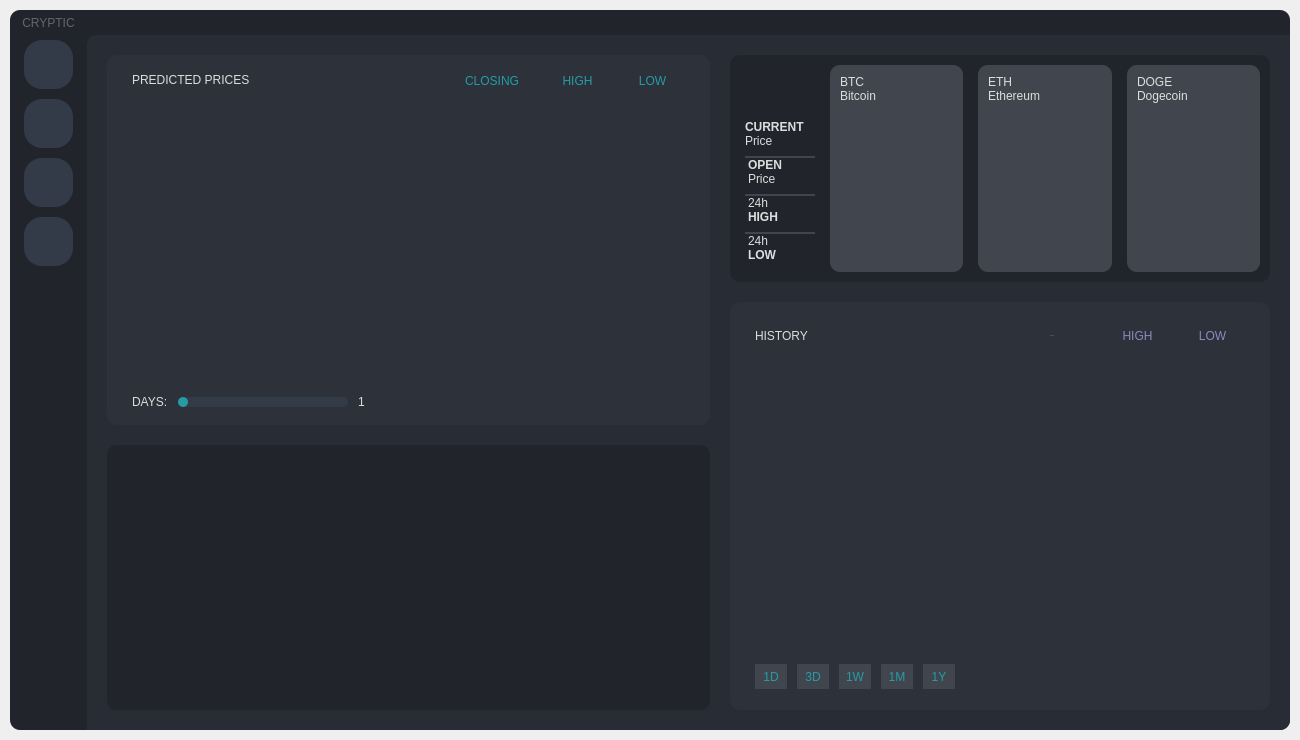
Qt form user/ui_files/main.ui (CRYPTIC-THESIS/gui) before a commit.
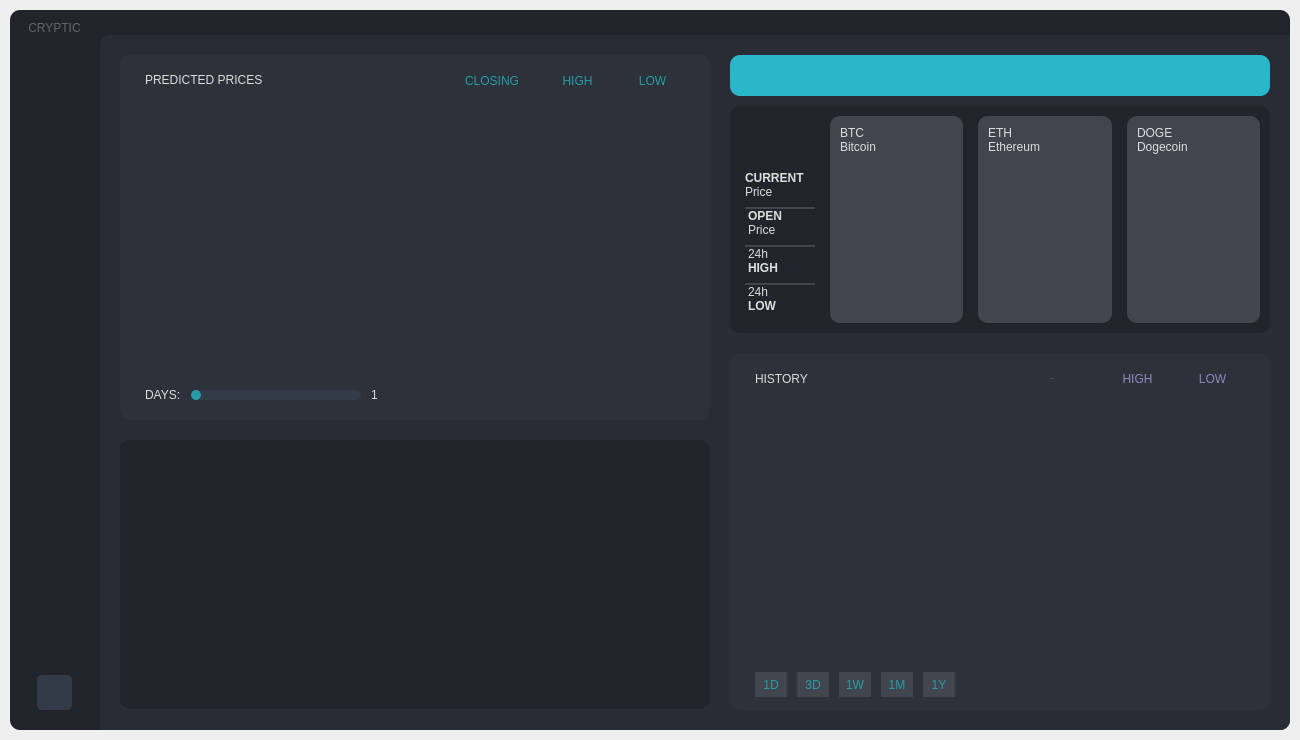
The same form after that commit. The open tabs and pages were chosen to show the change. Icons and pictures are not drawn. Custom widgets are drawn as their Qt base class.

```diff
--- a/user/ui_files/main.ui
+++ b/user/ui_files/main.ui
@@ -31,19 +31,19 @@
 	border-bottom-right-radius: 10px;
 }
 
-#bgApp QPushButton {
+#content QPushButton {
 	color: #259CA5;
 	font: 13px &quot;Segoe UI BOLD&quot;;
 	/* border: 2px solid rgb(52, 59, 72); */
 	border-radius: 10px;	
 	background-color: rgb(52, 59, 72);
 }
-#bgApp QPushButton:hover {
+#content QPushButton:hover {
 	background-color: rgb(57, 65, 80);
 	border: 2px solid rgb(61, 70, 86);
 	color: #DDDDDD;
 }
-#bgApp QPushButton:pressed {	
+#content QPushButton:pressed {	
 	background-color: rgb(35, 40, 49);
 	border: 2px solid rgb(43, 50, 61);
 	color: #DDDDDD;
@@ -57,6 +57,7 @@
 /* /////////////////////////////////////////////////////////////////////////////////////////////////
 Tooltip */
 QToolTip {
+	background: none;
 	color: #ffffff;
 	background-color: rgba(33, 37, 43, 180);
 	border: 1px solid rgb(44, 49, 58);
@@ -121,6 +122,52 @@
 }
 
 /* /////////////////////////////////////////////////////////////////////////////////////////////////
+QTableWidget */
+QTableWidget {	
+	background-color: transparent;
+	padding: 10px;
+	border-radius: 5px;
+	gridline-color: rgb(51, 56, 64);/*rgb(44, 49, 58);*/
+	border-bottom: 1px solid rgb(44, 49, 60);
+}
+
+QTableWidget QTableCornerButton::section {background-color: transparent; }
+
+QTableWidget::item{
+	border-color: rgb(44, 49, 60);
+	padding-left: 5px;
+	padding-right: 5px;
+	gridline-color: rgb(44, 49, 60);
+}
+QTableWidget::item:selected{
+	background-color: #2AB7CA;
+}
+QHeaderView::section{
+	background-color: transparent;
+	/* max-width: 30px;
+	border: 1px solid rgb(44, 49, 58);*/
+	border-style: none;
+    border-bottom: 1px solid rgb(44, 49, 60);
+    border-right: 1px solid rgb(44, 49, 60);
+}
+/*QTableWidget::horizontalHeader {	
+	background-color: rgb(33, 37, 43);
+}*/
+QHeaderView::section:horizontal
+{
+    /*border: 1px solid rgb(33, 37, 43);*/
+	background-color: transparent;
+	padding: 3px;
+	border-top-left-radius: 7px;
+    border-top-right-radius: 7px;
+}
+/* QHeaderView::section:vertical
+{
+    border: 1px solid rgb(44, 49, 60);
+}*/
+
+
+/* /////////////////////////////////////////////////////////////////////////////////////////////////
 LineEdit */
 QLineEdit {
 	background-color: rgb(33, 37, 43);
@@ -281,16 +328,19 @@
         <widget class="QFrame" name="sideMenu">
          <property name="minimumSize">
           <size>
-           <width>77</width>
+           <width>90</width>
            <height>0</height>
           </size>
          </property>
          <property name="maximumSize">
           <size>
-           <width>77</width>
+           <width>100</width>
            <height>16777215</height>
           </size>
          </property>
+         <property name="styleSheet">
+          <string notr="true"/>
+         </property>
          <property name="frameShape">
           <enum>QFrame::NoFrame</enum>
          </property>
@@ -313,7 +363,7 @@
           <property name="bottomMargin">
            <number>0</number>
           </property>
-          <item>
+          <item alignment="Qt::AlignHCenter">
            <widget class="QFrame" name="frame_4">
             <property name="maximumSize">
              <size>
@@ -327,7 +377,7 @@
             <property name="frameShadow">
              <enum>QFrame::Raised</enum>
             </property>
-            <layout class="QVBoxLayout" name="verticalLayout_19">
+            <layout class="QHBoxLayout" name="horizontalLayout_18">
              <property name="spacing">
               <number>0</number>
              </property>
@@ -343,13 +393,13 @@
              <property name="bottomMargin">
               <number>0</number>
              </property>
-             <item>
+             <item alignment="Qt::AlignBottom">
               <widget class="QLabel" name="label_16">
                <property name="toolTip">
                 <string>Welcome to CRYPTIC!</string>
                </property>
                <property name="styleSheet">
-                <string notr="true">font: 10pt &quot;Segoe UI Semibold&quot;;
+                <string notr="true">font: 12pt &quot;Segoe UI Semibold&quot;;
 color: rgba(221, 221, 221, 0.35);</string>
                </property>
                <property name="text">
@@ -364,104 +414,6 @@
            </widget>
           </item>
           <item alignment="Qt::AlignTop">
-           <widget class="QFrame" name="menuButtons">
-            <property name="styleSheet">
-             <string notr="true"/>
-            </property>
-            <property name="frameShape">
-             <enum>QFrame::NoFrame</enum>
-            </property>
-            <property name="frameShadow">
-             <enum>QFrame::Raised</enum>
-            </property>
-            <layout class="QVBoxLayout" name="verticalLayout_4">
-             <property name="spacing">
-              <number>10</number>
-             </property>
-             <property name="leftMargin">
-              <number>0</number>
-             </property>
-             <property name="topMargin">
-              <number>5</number>
-             </property>
-             <property name="rightMargin">
-              <number>0</number>
-             </property>
-             <property name="bottomMargin">
-              <number>0</number>
-             </property>
-             <item>
-              <widget class="QFrame" name="frame_6">
-               <property name="layoutDirection">
-                <enum>Qt::LeftToRight</enum>
-               </property>
-               <property name="styleSheet">
-                <string notr="true"/>
-               </property>
-               <property name="frameShape">
-                <enum>QFrame::NoFrame</enum>
-               </property>
-               <property name="frameShadow">
-                <enum>QFrame::Raised</enum>
-               </property>
-               <layout class="QVBoxLayout" name="verticalLayout_5">
-                <property name="spacing">
-                 <number>0</number>
-                </property>
-                <property name="leftMargin">
-                 <number>14</number>
-                </property>
-                <property name="topMargin">
-                 <number>0</number>
-                </property>
-                <property name="rightMargin">
-                 <number>0</number>
-                </property>
-                <property name="bottomMargin">
-                 <number>0</number>
-                </property>
-                <item>
-                 <widget class="QPushButton" name="pushButton">
-                  <property name="minimumSize">
-                   <size>
-                    <width>49</width>
-                    <height>49</height>
-                   </size>
-                  </property>
-                  <property name="maximumSize">
-                   <size>
-                    <width>49</width>
-                    <height>49</height>
-                   </size>
-                  </property>
-                  <property name="toolTip">
-                   <string>Home</string>
-                  </property>
-                  <property name="styleSheet">
-                   <string notr="true">QPushButton {	
-	background: url(:/images/images/images/btnHome.png);
-    background-repeat: no-repeat;
-	background-position: center;
-	border-radius: 18px;
-	width: 49px;
-	height: 49px;
-}
-
-QPushButton:hover {
-	background-color: transparent;
-	border-color: #2AB7CA;
-}
-</string>
-                  </property>
-                  <property name="text">
-                   <string/>
-                  </property>
-                 </widget>
-                </item>
-               </layout>
-              </widget>
-             </item>
-             <item>
               <widget class="QFrame" name="frame_7">
                <property name="frameShape">
                 <enum>QFrame::NoFrame</enum>
@@ -469,128 +421,49 @@
                <property name="frameShadow">
                 <enum>QFrame::Raised</enum>
                </property>
-               <layout class="QVBoxLayout" name="verticalLayout_6">
-                <property name="spacing">
-                 <number>0</number>
-                </property>
-                <property name="leftMargin">
-                 <number>14</number>
-                </property>
-                <property name="topMargin">
-                 <number>0</number>
-                </property>
-                <property name="rightMargin">
-                 <number>0</number>
-                </property>
-                <property name="bottomMargin">
-                 <number>0</number>
-                </property>
-                <item>
-                 <widget class="QPushButton" name="pushButton_2">
-                  <property name="minimumSize">
-                   <size>
-                    <width>49</width>
-                    <height>49</height>
-                   </size>
-                  </property>
-                  <property name="maximumSize">
-                   <size>
-                    <width>49</width>
-                    <height>49</height>
-                   </size>
-                  </property>
-                  <property name="toolTip">
-                   <string>Bitcoin</string>
-                  </property>
-                  <property name="styleSheet">
-                   <string notr="true">QPushButton {	
-	background: url(:/images/images/images/btnBitcoin.png);
-    background-repeat: no-repeat;
-	background-position: center;
-	border-radius: 18px;
-	width: 49px;
-	height: 49px;
-}
-
-QPushButton:hover {
-	background-color: transparent;
-	border-color: #2AB7CA;
-}</string>
-                  </property>
-                  <property name="text">
-                   <string/>
-                  </property>
-                 </widget>
-                </item>
-               </layout>
-              </widget>
-             </item>
-             <item>
-              <widget class="QFrame" name="frame_8">
-               <property name="frameShape">
-                <enum>QFrame::NoFrame</enum>
-               </property>
-               <property name="frameShadow">
-                <enum>QFrame::Raised</enum>
-               </property>
                <layout class="QVBoxLayout" name="verticalLayout_7">
                 <property name="spacing">
                  <number>0</number>
                 </property>
                 <property name="leftMargin">
-                 <number>14</number>
+              <number>0</number>
                 </property>
                 <property name="topMargin">
-                 <number>0</number>
+              <number>10</number>
                 </property>
                 <property name="rightMargin">
                  <number>0</number>
                 </property>
                 <property name="bottomMargin">
-                 <number>0</number>
+              <number>10</number>
                 </property>
                 <item>
-                 <widget class="QPushButton" name="pushButton_3">
-                  <property name="minimumSize">
-                   <size>
-                    <width>49</width>
-                    <height>49</height>
-                   </size>
-                  </property>
+              <widget class="QFrame" name="cryptoButtons">
                   <property name="maximumSize">
                    <size>
-                    <width>49</width>
-                    <height>49</height>
-                   </size>
-                  </property>
-                  <property name="toolTip">
-                   <string>Ethereum</string>
-                  </property>
+                 <width>16777215</width>
+                 <height>16777215</height>
+                </size>
+               </property>
                   <property name="styleSheet">
                    <string notr="true">QPushButton {	
-	background: url(:/images/images/images/btnEthereum.png);
     background-repeat: no-repeat;
-	background-position: center;
-	border-radius: 18px;
+	background-position: left center;
+	border-radius: 0px;
 	width: 49px;
 	height: 49px;
 }
 
 QPushButton:hover {
-	background-color: transparent;
-	border-color: #2AB7CA;
+	/*border-left: 25px solid qlineargradient(spread:pad, x1:0.034, y1:1, x2:0.216, y2:1, stop:0.399 #2AB7CA, stop:0.4 rgba(85, 170, 255, 0));*/
+	border-left: 4px solid rgba(42, 183, 202, 0.4);
+}
+
+QPushButton:focus {
+	/*border-left: 25px solid qlineargradient(spread:pad, x1:0.034, y1:1, x2:0.216, y2:1, stop:0.399 #2AB7CA, stop:0.4 rgba(85, 170, 255, 0));*/
+	border-left: 5px solid #2AB7CA;
 }</string>
                   </property>
-                  <property name="text">
-                   <string/>
-                  </property>
-                 </widget>
-                </item>
-               </layout>
-              </widget>
-             </item>
-             <item>
-              <widget class="QFrame" name="frame_9">
                <property name="frameShape">
                 <enum>QFrame::NoFrame</enum>
                </property>
@@ -599,10 +472,10 @@
                </property>
                <layout class="QVBoxLayout" name="verticalLayout_8">
                 <property name="spacing">
-                 <number>0</number>
+                 <number>17</number>
                 </property>
                 <property name="leftMargin">
-                 <number>14</number>
+                 <number>0</number>
                 </property>
                 <property name="topMargin">
                  <number>0</number>
@@ -614,40 +487,119 @@
                  <number>0</number>
                 </property>
                 <item>
-                 <widget class="QPushButton" name="pushButton_4">
+                 <widget class="QPushButton" name="btn_all">
                   <property name="minimumSize">
                    <size>
-                    <width>49</width>
-                    <height>49</height>
+                    <width>0</width>
+                    <height>0</height>
                    </size>
                   </property>
-                  <property name="maximumSize">
+                  <property name="toolTip">
+                   <string>Home</string>
+                  </property>
+                  <property name="styleSheet">
+                   <string notr="true"/>
+                  </property>
+                  <property name="text">
+                   <string/>
+                  </property>
+                  <property name="icon">
+                   <iconset resource="resources.qrc">
+                    <normaloff>:/images/images/images/btnHome.png</normaloff>:/images/images/images/btnHome.png</iconset>
+                  </property>
+                  <property name="iconSize">
                    <size>
-                    <width>49</width>
-                    <height>49</height>
+                    <width>45</width>
+                    <height>45</height>
+                   </size>
+                  </property>
+                 </widget>
+                </item>
+                <item>
+                 <widget class="QPushButton" name="btn_btc_2">
+                  <property name="minimumSize">
+                   <size>
+                    <width>0</width>
+                    <height>0</height>
+                   </size>
+                  </property>
+                  <property name="toolTip">
+                   <string>Bitcoin</string>
+                  </property>
+                  <property name="styleSheet">
+                   <string notr="true"/>
+                  </property>
+                  <property name="text">
+                   <string/>
+                  </property>
+                  <property name="icon">
+                   <iconset resource="resources.qrc">
+                    <normaloff>:/images/images/images/btnBitcoin.png</normaloff>:/images/images/images/btnBitcoin.png</iconset>
+                  </property>
+                  <property name="iconSize">
+                   <size>
+                    <width>45</width>
+                    <height>45</height>
+                   </size>
+                  </property>
+                 </widget>
+                </item>
+                <item>
+                 <widget class="QPushButton" name="btn_eth_2">
+                  <property name="minimumSize">
+                   <size>
+                    <width>0</width>
+                    <height>0</height>
+                   </size>
+                  </property>
+                  <property name="toolTip">
+                   <string>Ethereum</string>
+                  </property>
+                  <property name="styleSheet">
+                   <string notr="true"/>
+                  </property>
+                  <property name="text">
+                   <string/>
+                  </property>
+                  <property name="icon">
+                   <iconset resource="resources.qrc">
+                    <normaloff>:/images/images/images/btnEthereum.png</normaloff>:/images/images/images/btnEthereum.png</iconset>
+                  </property>
+                  <property name="iconSize">
+                   <size>
+                    <width>45</width>
+                    <height>45</height>
+                   </size>
+                  </property>
+                 </widget>
+                </item>
+                <item>
+                 <widget class="QPushButton" name="btn_doge_2">
+                  <property name="minimumSize">
+                   <size>
+                    <width>0</width>
+                    <height>0</height>
                    </size>
                   </property>
                   <property name="toolTip">
                    <string>Dogecoin</string>
                   </property>
                   <property name="styleSheet">
-                   <string notr="true">QPushButton {	
-	background: url(:/images/images/images/btnDogecoin.png);
-    background-repeat: no-repeat;
-	background-position: center;
-	border-radius: 18px;
-	width: 49px;
-	height: 49px;
-}
-
-QPushButton:hover {
-	background-color: transparent;
-	border-color: #2AB7CA;
-}</string>
+                   <string notr="true"/>
                   </property>
                   <property name="text">
                    <string/>
                   </property>
+                  <property name="icon">
+                   <iconset resource="resources.qrc">
+                    <normaloff>:/images/images/images/btnDogecoin.png</normaloff>:/images/images/images/btnDogecoin.png</iconset>
+                  </property>
+                  <property name="iconSize">
+                   <size>
+                    <width>45</width>
+                    <height>45</height>
+                   </size>
+                  </property>
                  </widget>
                 </item>
                </layout>
@@ -656,6 +608,74 @@
             </layout>
            </widget>
           </item>
+          <item alignment="Qt::AlignHCenter|Qt::AlignBottom">
+           <widget class="QFrame" name="frame_6">
+            <property name="frameShape">
+             <enum>QFrame::NoFrame</enum>
+            </property>
+            <property name="frameShadow">
+             <enum>QFrame::Raised</enum>
+            </property>
+            <layout class="QVBoxLayout" name="verticalLayout_6">
+             <property name="spacing">
+              <number>0</number>
+             </property>
+             <property name="leftMargin">
+              <number>0</number>
+             </property>
+             <property name="topMargin">
+              <number>0</number>
+             </property>
+             <property name="rightMargin">
+              <number>0</number>
+             </property>
+             <property name="bottomMargin">
+              <number>20</number>
+             </property>
+             <item>
+              <widget class="QPushButton" name="help">
+               <property name="minimumSize">
+                <size>
+                 <width>35</width>
+                 <height>35</height>
+                </size>
+               </property>
+               <property name="maximumSize">
+                <size>
+                 <width>35</width>
+                 <height>35</height>
+                </size>
+               </property>
+               <property name="toolTip">
+                <string>Help</string>
+               </property>
+               <property name="toolTipDuration">
+                <number>-1</number>
+               </property>
+               <property name="styleSheet">
+                <string notr="true">/* Top Buttons */
+QPushButton { background-color: rgb(52, 59, 72); border: none;  border-radius: 5px; }
+QPushButton:hover { background-color: rgb(44, 49, 57); border-style: solid; border-radius: 4px; }
+QPushButton:pressed { background-color: rgb(23, 26, 30); border-style: solid; border-radius: 4px; }</string>
+               </property>
+               <property name="text">
+                <string/>
+               </property>
+               <property name="icon">
+                <iconset resource="resources.qrc">
+                 <normaloff>:/icons/images/icons/cil-help.png</normaloff>:/icons/images/icons/cil-help.png</iconset>
+               </property>
+               <property name="iconSize">
+                <size>
+                 <width>20</width>
+                 <height>20</height>
+                </size>
+               </property>
+              </widget>
+             </item>
+            </layout>
+           </widget>
+          </item>
          </layout>
         </widget>
        </item>
@@ -765,13 +785,13 @@
                  <number>0</number>
                 </property>
                 <property name="rightMargin">
-                 <number>10</number>
+                 <number>0</number>
                 </property>
                 <property name="bottomMargin">
                  <number>0</number>
                 </property>
-                <item alignment="Qt::AlignRight|Qt::AlignVCenter">
-                 <widget class="QLabel" name="label_17">
+                <item>
+                 <widget class="QLabel" name="dateToday">
                   <property name="minimumSize">
                    <size>
                     <width>238</width>
@@ -856,6 +876,9 @@
                      <property name="toolTip">
                       <string>Close</string>
                      </property>
+                     <property name="styleSheet">
+                      <string notr="true">border-top-right-radius: 10px;</string>
+                     </property>
                      <property name="text">
                       <string/>
                      </property>
@@ -913,7 +936,7 @@
                 <string notr="true">background: transparent; </string>
                </property>
                <property name="currentIndex">
-                <number>1</number>
+                <number>0</number>
                </property>
                <widget class="QWidget" name="homePage">
                 <layout class="QGridLayout" name="gridLayout">
@@ -937,13 +960,13 @@
                    <property name="minimumSize">
                     <size>
                      <width>0</width>
-                     <height>370</height>
+                     <height>0</height>
                     </size>
                    </property>
                    <property name="maximumSize">
                     <size>
                      <width>16777215</width>
-                     <height>370</height>
+                     <height>16777215</height>
                     </size>
                    </property>
                    <property name="styleSheet">
@@ -1124,8 +1147,8 @@
                      <widget class="QFrame" name="home_predGraphFrame">
                       <property name="minimumSize">
                        <size>
-                        <width>573</width>
-                        <height>290</height>
+                        <width>0</width>
+                        <height>0</height>
                        </size>
                       </property>
                       <property name="maximumSize">
@@ -1160,7 +1183,11 @@
                         <number>0</number>
                        </property>
                        <item>
-                        <widget class="PlotWidget" name="home_predGraph"/>
+                        <widget class="PlotWidget" name="home_predGraph">
+                         <property name="frameShape">
+                          <enum>QFrame::NoFrame</enum>
+                         </property>
+                        </widget>
                        </item>
                       </layout>
                      </widget>
@@ -1170,7 +1197,7 @@
                       <property name="minimumSize">
                        <size>
                         <width>0</width>
-                        <height>10</height>
+                        <height>22</height>
                        </size>
                       </property>
                       <property name="frameShape">
@@ -1318,7 +1345,7 @@
                    <property name="maximumSize">
                     <size>
                      <width>603</width>
-                     <height>16777215</height>
+                     <height>270</height>
                     </size>
                    </property>
                    <property name="styleSheet">
@@ -1348,10 +1375,13 @@
                      <number>0</number>
                     </property>
                     <item>
-                     <widget class="QTableWidget" name="tableWidget">
+                     <widget class="QTableWidget" name="home_tableWidget">
                       <property name="frameShape">
                        <enum>QFrame::NoFrame</enum>
                       </property>
+                      <attribute name="verticalHeaderHighlightSections">
+                       <bool>false</bool>
+                      </attribute>
                      </widget>
                     </item>
                    </layout>
@@ -1395,11 +1425,11 @@
                       <property name="maximumSize">
                        <size>
                         <width>16777215</width>
-                        <height>250</height>
+                        <height>300</height>
                        </size>
                       </property>
                       <property name="styleSheet">
-                       <string notr="true">background: #21252B;
+                       <string notr="true">background: transparent;
 border-radius: 10px;
 font: 15px &quot;Segoe UI BOLD&quot;;</string>
                       </property>
@@ -1409,7 +1439,83 @@
                       <property name="frameShadow">
                        <enum>QFrame::Raised</enum>
                       </property>
-                      <layout class="QHBoxLayout" name="horizontalLayout_18">
+                      <layout class="QVBoxLayout" name="verticalLayout_5">
+                       <property name="spacing">
+                        <number>10</number>
+                       </property>
+                       <property name="leftMargin">
+                        <number>0</number>
+                       </property>
+                       <property name="topMargin">
+                        <number>0</number>
+                       </property>
+                       <property name="rightMargin">
+                        <number>0</number>
+                       </property>
+                       <property name="bottomMargin">
+                        <number>0</number>
+                       </property>
+                       <item>
+                        <widget class="QFrame" name="frame_2">
+                         <property name="frameShape">
+                          <enum>QFrame::NoFrame</enum>
+                         </property>
+                         <property name="frameShadow">
+                          <enum>QFrame::Raised</enum>
+                         </property>
+                         <layout class="QHBoxLayout" name="horizontalLayout_17">
+                          <property name="spacing">
+                           <number>0</number>
+                          </property>
+                          <property name="leftMargin">
+                           <number>0</number>
+                          </property>
+                          <property name="topMargin">
+                           <number>0</number>
+                          </property>
+                          <property name="rightMargin">
+                           <number>0</number>
+                          </property>
+                          <property name="bottomMargin">
+                           <number>0</number>
+                          </property>
+                          <item>
+                           <widget class="QLabel" name="home_dateToday">
+                            <property name="minimumSize">
+                             <size>
+                              <width>275</width>
+                              <height>41</height>
+                             </size>
+                            </property>
+                            <property name="styleSheet">
+                             <string notr="true">font: 30px &quot;Segoe UI BOLD&quot;;
+color: white;
+background: #2AB7CA;
+color: #21252B;</string>
+                            </property>
+                            <property name="text">
+                             <string/>
+                            </property>
+                            <property name="alignment">
+                             <set>Qt::AlignCenter</set>
+                            </property>
+                           </widget>
+                          </item>
+                         </layout>
+                        </widget>
+                       </item>
+                       <item>
+                        <widget class="QFrame" name="frame_3">
+                         <property name="styleSheet">
+                          <string notr="true">background: #21252B;</string>
+                         </property>
+                         <property name="frameShape">
+                          <enum>QFrame::NoFrame</enum>
+                         </property>
+                         <property name="frameShadow">
+                          <enum>QFrame::Raised</enum>
+                         </property>
+                         <layout class="QHBoxLayout" name="horizontalLayout_16">
                        <property name="spacing">
                         <number>15</number>
                        </property>
@@ -1717,7 +1823,7 @@
                            </widget>
                           </item>
                           <item>
-                           <widget class="QFrame" name="frame_2">
+                              <widget class="QFrame" name="frame_5">
                             <property name="frameShape">
                              <enum>QFrame::NoFrame</enum>
                             </property>
@@ -2330,6 +2436,9 @@
                       </layout>
                      </widget>
                     </item>
+                      </layout>
+                     </widget>
+                    </item>
                     <item>
                      <widget class="QFrame" name="homeHistoFrame">
                       <property name="styleSheet">
@@ -2522,13 +2631,13 @@
                          <property name="minimumSize">
                           <size>
                            <width>510</width>
-                           <height>290</height>
+                           <height>200</height>
                           </size>
                          </property>
                          <property name="maximumSize">
                           <size>
-                           <width>510</width>
-                           <height>290</height>
+                           <width>16777215</width>
+                           <height>16777215</height>
                           </size>
                          </property>
                          <property name="frameShape">
@@ -2554,7 +2663,11 @@
                            <number>0</number>
                           </property>
                           <item>
-                           <widget class="PlotWidget" name="home_histoGraph"/>
+                           <widget class="PlotWidget" name="home_histoGraph">
+                            <property name="frameShape">
+                             <enum>QFrame::NoFrame</enum>
+                            </property>
+                           </widget>
                           </item>
                          </layout>
                         </widget>
@@ -2717,6 +2830,12 @@
                  </property>
                  <item>
                   <widget class="QFrame" name="cryptoHistoDiv">
+                   <property name="maximumSize">
+                    <size>
+                     <width>450</width>
+                     <height>16777215</height>
+                    </size>
+                   </property>
                    <property name="styleSheet">
                     <string notr="true">background: #252930;
 border-top-left-radius: 10px;</string>
@@ -2735,7 +2854,7 @@
                      <number>20</number>
                     </property>
                     <property name="topMargin">
-                     <number>8</number>
+                     <number>15</number>
                     </property>
                     <property name="rightMargin">
                      <number>20</number>
@@ -3578,7 +3697,7 @@
                   <widget class="QFrame" name="cryptoPredDiv">
                    <property name="minimumSize">
                     <size>
-                     <width>765</width>
+                     <width>0</width>
                      <height>0</height>
                     </size>
                    </property>
@@ -3609,7 +3728,7 @@
                       <property name="maximumSize">
                        <size>
                         <width>16777215</width>
-                        <height>432</height>
+                        <height>16777215</height>
                        </size>
                       </property>
                       <property name="frameShape">
@@ -3786,8 +3905,8 @@
                         <widget class="QFrame" name="crypto_predGraphFrame">
                          <property name="minimumSize">
                           <size>
-                           <width>528</width>
-                           <height>365</height>
+                           <width>0</width>
+                           <height>0</height>
                           </size>
                          </property>
                          <property name="styleSheet">
@@ -3977,8 +4096,8 @@
                      <widget class="QFrame" name="cryptoPredTableFrame">
                       <property name="maximumSize">
                        <size>
-                        <width>725</width>
-                        <height>215</height>
+                        <width>16777215</width>
+                        <height>225</height>
                        </size>
                       </property>
                       <property name="styleSheet">
@@ -4013,8 +4132,11 @@
                           <enum>QFrame::NoFrame</enum>
                          </property>
                          <property name="verticalScrollBarPolicy">
-                          <enum>Qt::ScrollBarAlwaysOn</enum>
+                          <enum>Qt::ScrollBarAsNeeded</enum>
                          </property>
+                         <attribute name="verticalHeaderHighlightSections">
+                          <bool>false</bool>
+                         </attribute>
                         </widget>
                        </item>
                       </layout>
```
Lines whose indentation alone changed are shown as unchanged.
